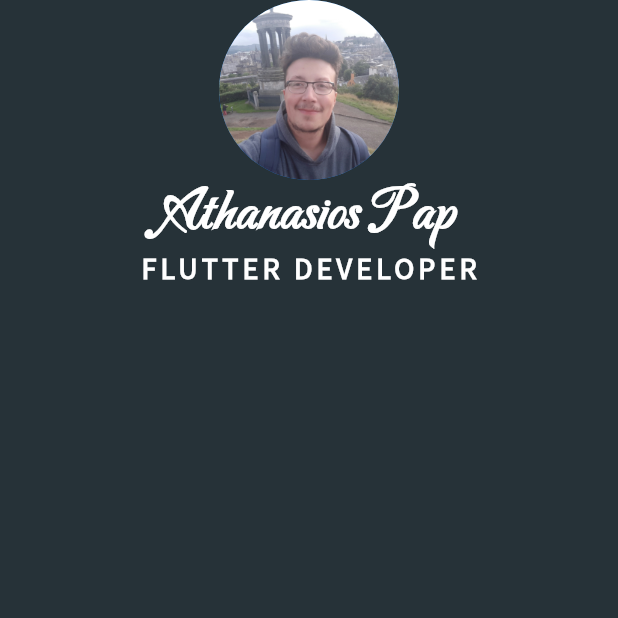
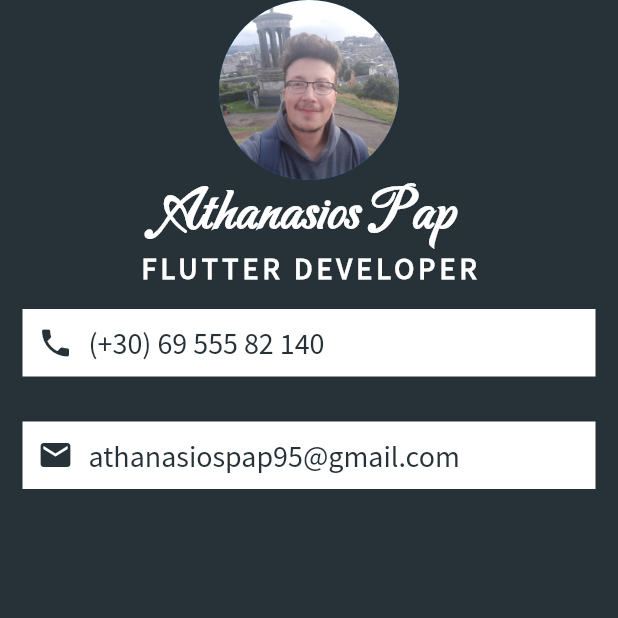
Before and after one commit to AthanasiosPapazoglou/SmartUpProjects, a Flutter app: the screen it shows after launch, on a phone screen of 412 x 824 dp, the top half of it. Run offline on Flutter 3.47's test engine with Material 2 defaults, Android fonts, the phone set to English and light mode, and no system bars.

Commit message:
info boxes implemented

```diff
--- a/First_Project/linkspage/lib/main.dart
+++ b/First_Project/linkspage/lib/main.dart
@@ -31,12 +31,58 @@ class MyApp extends StatelessWidget {
                 Text(
                   'FLUTTER DEVELOPER',
                   style: TextStyle(
-                    fontFamily: 'Source Sans Pro',
-                    fontSize: 20,
-                    color: Colors.white,
-                    fontWeight: FontWeight.bold,
-                    letterSpacing: 2.8),
+                      fontFamily: 'Source Sans Pro',
+                      fontSize: 20,
+                      color: Colors.white,
+                      fontWeight: FontWeight.bold,
+                      letterSpacing: 2.8),
+                ),
+                Container(
+                  color: Colors.white,
+                  padding: EdgeInsets.all(10),
+                  margin: EdgeInsets.symmetric(vertical: 15, horizontal: 15),
+                  child: Row(
+                    children: <Widget>[
+                      Icon(
+                        Icons.phone,
+                        color: Colors.blueGrey[900],
+                      ),
+                      SizedBox(
+                        width: 10,
+                      ),
+                      Text(
+                        '(+30) 69 555 82 140',
+                        style: TextStyle(
+                            color: Colors.blueGrey[900],
+                            fontFamily: 'Source Sans Pro',
+                            fontSize: 20),
+                      )
+                    ],
                   ),
+                ),
+                Container(
+                  color: Colors.white,
+                  padding: EdgeInsets.all(10),
+                  margin: EdgeInsets.symmetric(vertical: 15, horizontal: 15),
+                  child: Row(
+                    children: <Widget>[
+                      Icon(
+                        Icons.email,
+                        color: Colors.blueGrey[900],
+                      ),
+                      SizedBox(
+                      width: 10,
+                     ),
+                     Text(
+                       'athanasiospap95@gmail.com',
+                       style: TextStyle(
+                         color: Colors.blueGrey[900],
+                         fontFamily: 'Source Sans Pro',
+                         fontSize: 20),
+                       ),
+                    ],
+                  ),
+                )
               ],
             ),
           ),
```
